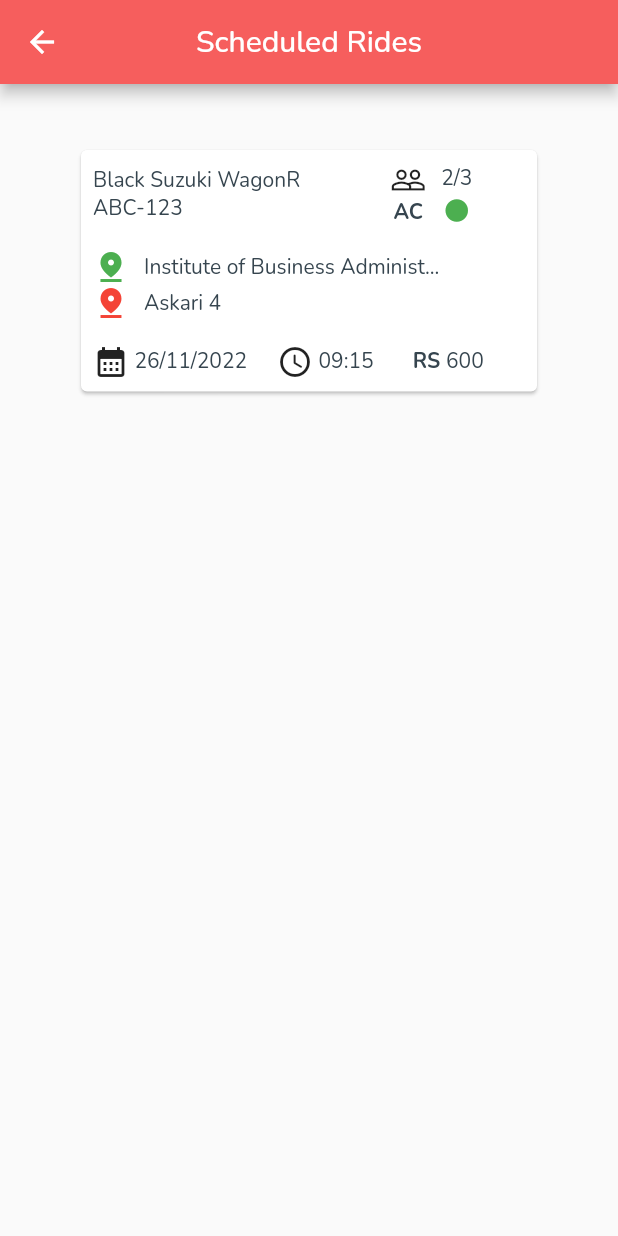
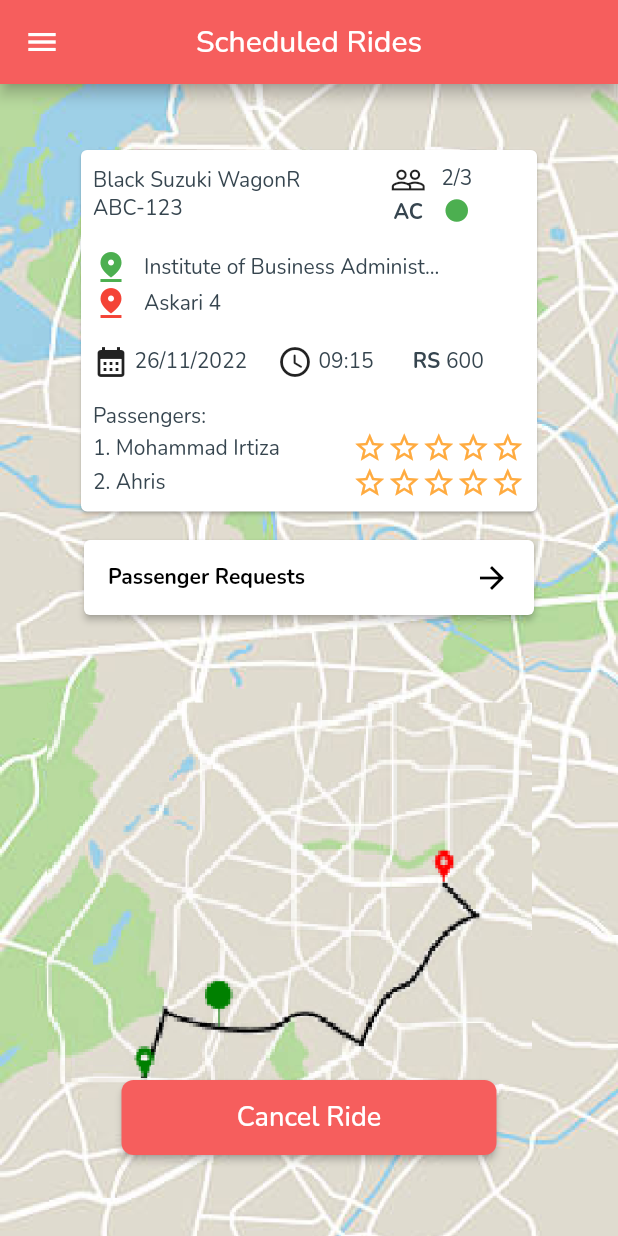
Before and after one commit to SyedAhris/saath-chalo, a Flutter app: the screen it shows after launch, after a tap on "Passenger", on a phone screen of 412 x 824 dp. Run offline on Flutter 3.47's test engine with Material 2 defaults, Android fonts, the phone set to English and light mode, and no system bars; drawn by our look-alikes of flutter_rating_bar; our stand-ins replace flutter_otp_text_field, google_fonts; missing offline and left inert: sign_button; network calls fail.

Commit message:
ride booking and ride details

```diff
--- /dev/null
+++ b/lib/driver_pages/scheduled_ride_details/scheduled_ride_details.dart
@@ -0,0 +1,92 @@
+import 'package:flutter/material.dart';
+import 'package:flutterdemo/globalComponents/driver_booked_ride_card.dart';
+import 'package:flutterdemo/globalComponents/main_app_bar.dart';
+import 'package:flutterdemo/globalComponents/main_button.dart';
+import 'package:flutterdemo/globalComponents/side_bar.dart';
+import 'package:flutterdemo/passenger_pages/passenger_home/passenger_home.dart';
+
+class ScheduledRideDetails extends StatefulWidget {
+  const ScheduledRideDetails({Key? key}) : super(key: key);
+
+  @override
+  State<ScheduledRideDetails> createState() => _ScheduledRideDetailsState();
+}
+
+class _ScheduledRideDetailsState extends State<ScheduledRideDetails> {
+  @override
+  Widget build(BuildContext context) {
+    return Scaffold(
+      drawer: SideBar(
+        tapHome: () => Navigator.of(context).push(
+            MaterialPageRoute(builder: (context) => const PassengerHome())),
+      ),
+      appBar: const MainAppBar(title: "Scheduled Rides"),
+      body: Container(
+        decoration: const BoxDecoration(
+            image: DecorationImage(
+                fit: BoxFit.cover,
+                image: AssetImage('assets/images/backimg.png'))),
+        child: Padding(
+          padding: const EdgeInsets.only(left: 50, right: 50, top: 40),
+          child: SafeArea(
+            child: Column(
+              children: [
+                DriverBookedRideCard(
+                  car: "Black Suzuki WagonR",
+                  numberPlate: "ABC-123",
+                  journeyStart: "Institute of Business Administration",
+                  journeyEnd: "Askari 4",
+                  acStatus: true,
+                  journeyDate: "26/11/2022",
+                  journeyTime: "09:15",
+                  estCost: 600,
+                  passengers: [
+                    "Mohammad Irtiza",
+                    "Ahris"
+                  ],
+                ),
+                Padding(
+                  padding: const EdgeInsets.only(top: 15),
+                  child: SizedBox(
+                    width: 300,
+                    height: 50,
+
+                    child: ElevatedButton(
+                      style: ElevatedButton.styleFrom(
+                        backgroundColor: Colors.white
+                      ),
+                        onPressed: (){},
+                        child: Row(
+                          mainAxisAlignment: MainAxisAlignment.spaceBetween,
+                          children:const [
+                            Text(
+                              "Passenger Requests",
+                              style: TextStyle(
+                                  color: Colors.black,
+                                  fontWeight: FontWeight.bold
+                              ),
+                            ),
+                            Icon(
+                              Icons.arrow_forward,
+                              color: Colors.black,
+                            )
+                          ],
+                        )
+                    ),
+                  ),
+                ),
+                Padding(
+                  padding: const EdgeInsets.only(top: 310, bottom: 20),
+                  child: MainButton(
+                      width: 250,
+                      text: "Cancel Ride",
+                      onTap: (){}),
+                )
+              ],
+            ),
+          ),
+        ),
+      ),
+    );
+  }
+}
--- a/lib/driver_pages/scheduled_ride_details_now_booking/scheduled_ride_booking.dart
+++ b/lib/driver_pages/scheduled_ride_details_now_booking/scheduled_ride_booking.dart
@@ -1,6 +1,9 @@
 import 'package:flutter/material.dart';
 import 'package:flutterdemo/globalComponents/driver_booked_ride_card.dart';
 import 'package:flutterdemo/globalComponents/main_app_bar.dart';
+import 'package:flutterdemo/globalComponents/main_button.dart';
+import 'package:flutterdemo/globalComponents/side_bar.dart';
+import 'package:flutterdemo/passenger_pages/passenger_home/passenger_home.dart';
 
 class ScheduledRideBooking extends StatefulWidget {
   const ScheduledRideBooking({Key? key}) : super(key: key);
@@ -13,11 +16,19 @@ class _ScheduledRideBookingState extends State<ScheduledRideBooking> {
   @override
   Widget build(BuildContext context) {
     return Scaffold(
+      drawer: SideBar(
+        tapHome: () => Navigator.of(context).push(
+            MaterialPageRoute(builder: (context) => const PassengerHome())),
+      ),
       appBar: const MainAppBar(title: "Scheduled Rides"),
-      body: SizedBox(
-        height: double.infinity,
+      body: Container(
+        decoration: const BoxDecoration(
+            image: DecorationImage(
+                fit: BoxFit.cover,
+                image: AssetImage('assets/images/backimg.png'))),
         child: Padding(
           padding: const EdgeInsets.only(left: 50, right: 50, top: 40),
+          child: SafeArea(
             child: Column(
               children: [
                 DriverBookedRideCard(
@@ -33,11 +44,18 @@ class _ScheduledRideBookingState extends State<ScheduledRideBooking> {
                     "Mohammad Irtiza",
                     "Ahris"
                   ],
-
                 ),
+                Padding(
+                  padding: const EdgeInsets.only(top: 390, bottom: 20),
+                  child: MainButton(
+                    width: 250,
+                      text: "Start Ride",
+                      onTap: (){}),
+                )
               ],
             ),
-        )
+          ),
+        ),
       ),
     );
   }
--- a/lib/globalComponents/driver_booked_ride_card.dart
+++ b/lib/globalComponents/driver_booked_ride_card.dart
@@ -1,4 +1,5 @@
 import 'package:flutter/material.dart';
+import 'package:flutter_rating_bar/flutter_rating_bar.dart';
 
 class DriverBookedRideCard extends StatelessWidget {
   DriverBookedRideCard({
@@ -100,37 +101,48 @@ class DriverBookedRideCard extends StatelessWidget {
                   Text(estCost.toString()),
                 ],
               ),
+              const SizedBox(height: 15),
+              const Align(
+                alignment: Alignment.centerLeft,
+                  child: Text("Passengers: ")
+              ),
 
-              // Expanded(
-              //   child: Column(
-              //    children: [
-              //      Text("Passengers: "),
-              //      Expanded(
-              //        child: Container(
-              //          child: ListView.builder(
-              //            shrinkWrap: true,
-              //            itemCount: passengers.length,
-              //            itemBuilder: (BuildContext context, int index) {
-              //              return Container(
-              //                height: 200,
-              //                child: Row(
-              //                  children: [
-              //                    Text(index.toString()+"."+passengers[index]),
-              //                    Icon(Icons.star_border),
-              //                    Icon(Icons.star_border),
-              //                    Icon(Icons.star_border),
-              //                    Icon(Icons.star_border),
-              //                    Icon(Icons.star_border),
-              //                  ],
-              //                ),
-              //              );
-              //            },
-              //          ),
-              //        ),
-              //      )
-              //    ],
-              //   ),
-              // )
+              ListView.builder(
+                shrinkWrap: true,
+                itemCount: passengers.length,
+                itemBuilder: (BuildContext context, int index) {
+                  return Container(
+                    child: Row(
+                      mainAxisAlignment: MainAxisAlignment.spaceBetween,
+                      children: [
+                        Row(
+                          children: [
+                            Text((index+1).toString()+". "),
+                            Text(
+                                passengers[index].length>=16? "${passengers[index].substring(0,15)}..."
+                                    : passengers[index]),
+                          ],
+                        ),
+                        Row(
+                          children: [
+                            RatingBar(
+                              itemCount: 5,
+                                allowHalfRating: true,
+                                itemSize: 23,
+                                ratingWidget: RatingWidget(
+                                    full: const Icon(Icons.star,color: Colors.orangeAccent),
+                                    half: const Icon(Icons.star_half, color: Colors.orangeAccent),
+                                    empty: const Icon(Icons.star_border,color: Colors.orangeAccent,)
+                                ),
+                              onRatingUpdate: (double value) {  }, //change this when implementing ratings
+                            )
+                          ],
+                        )
+                      ],
+                    ),
+                  );
+                },
+              ),
             ],
           ),
         ),
--- /dev/null
+++ b/lib/globalComponents/passenger_card.dart
@@ -0,0 +1,15 @@
+import 'package:flutter/material.dart';
+
+class PassengerCard extends StatefulWidget {
+  const PassengerCard({Key? key}) : super(key: key);
+
+  @override
+  State<PassengerCard> createState() => _PassengerCardState();
+}
+
+class _PassengerCardState extends State<PassengerCard> {
+  @override
+  Widget build(BuildContext context) {
+    return Container();
+  }
+}
--- a/lib/home_page/home_page.dart
+++ b/lib/home_page/home_page.dart
@@ -1,4 +1,5 @@
 import 'package:flutter/material.dart';
+import 'package:flutterdemo/driver_pages/scheduled_ride_details/scheduled_ride_details.dart';
 import 'package:flutterdemo/driver_pages/scheduled_ride_details_now_booking/scheduled_ride_booking.dart';
 import 'package:flutterdemo/passenger_pages/passenger_home/passenger_home.dart';
 
@@ -20,11 +21,6 @@ class _HomePageState extends State<HomePage> {
   @override
   Widget build(BuildContext context) {
     return Scaffold(
-        drawer: SideBar(
-          tapHome: () => Navigator.of(context).push(
-              MaterialPageRoute(builder: (context) => const PassengerHome())),
-
-        ),
         appBar: const MainAppBar(
           title: "SaathChalo",
         ),
@@ -47,7 +43,7 @@ class _HomePageState extends State<HomePage> {
                             Navigator.of(context).push(MaterialPageRoute(
                                 builder: (context) =>
 //                                const LoginPagePassenger()));
-                            const ScheduledRideBooking()));
+                            const ScheduledRideDetails()));
 
                           },
                           style: ElevatedButton.styleFrom(
--- a/pubspec.yaml
+++ b/pubspec.yaml
@@ -40,6 +40,7 @@ dependencies:
   cupertino_icons: ^1.0.2
   flutter_otp_text_field: ^1.1.1
   provider: ^6.0.4
+  flutter_rating_bar: ^4.0.1
 
 dev_dependencies:
   flutter_test:
```
Also changed, not shown: pubspec.lock. Lines whose indentation alone changed are shown as unchanged.
